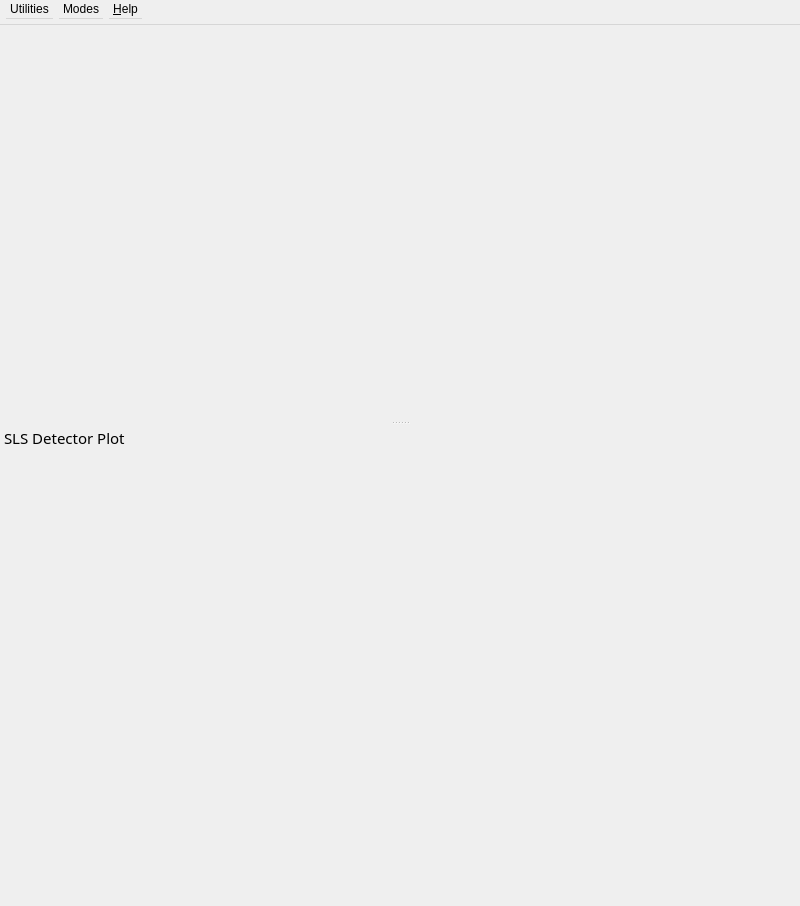
First picture: the form in slsDetectorGui/forms/form_detectormain.ui, repository slsdetectorgroup/slsDetectorPackage, before the edit.
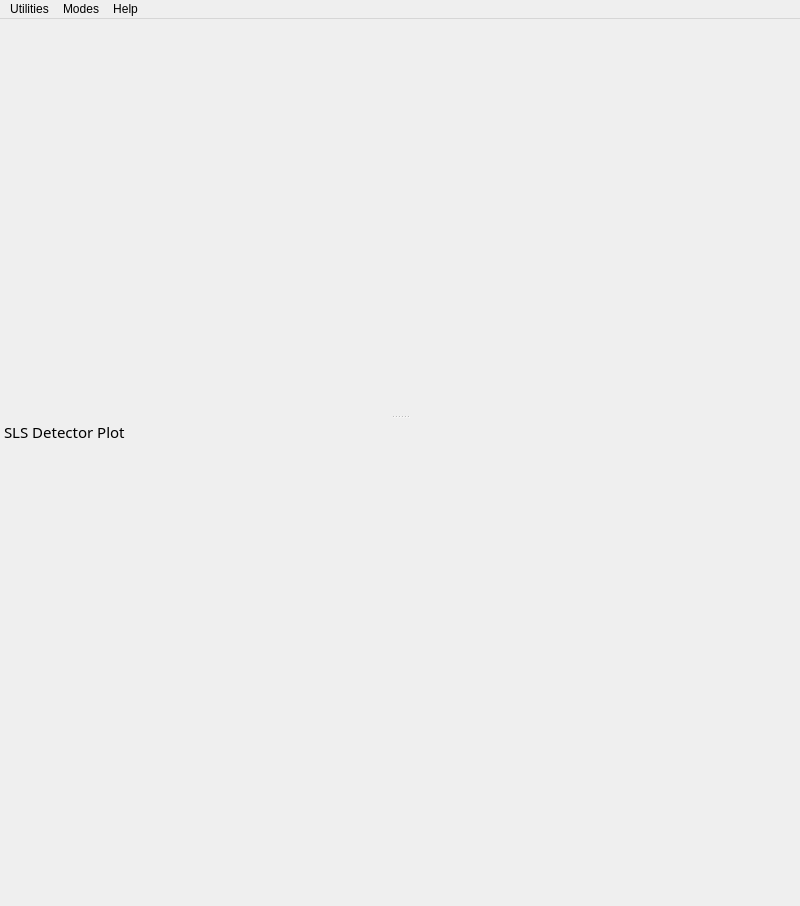
Second picture: the form after the edit. Icons and pictures are not drawn.

Patch:
```diff
--- a/slsDetectorGui/forms/form_detectormain.ui
+++ b/slsDetectorGui/forms/form_detectormain.ui
@@ -58,6 +58,15 @@
        </color>
       </brush>
      </colorrole>
+     <colorrole role="PlaceholderText">
+      <brush brushstyle="NoBrush">
+       <color alpha="128">
+        <red>0</red>
+        <green>0</green>
+        <blue>0</blue>
+       </color>
+      </brush>
+     </colorrole>
     </active>
     <inactive>
      <colorrole role="WindowText">
@@ -96,6 +105,15 @@
        </color>
       </brush>
      </colorrole>
+     <colorrole role="PlaceholderText">
+      <brush brushstyle="NoBrush">
+       <color alpha="128">
+        <red>0</red>
+        <green>0</green>
+        <blue>0</blue>
+       </color>
+      </brush>
+     </colorrole>
     </inactive>
     <disabled>
      <colorrole role="WindowText">
@@ -134,6 +152,15 @@
        </color>
       </brush>
      </colorrole>
+     <colorrole role="PlaceholderText">
+      <brush brushstyle="NoBrush">
+       <color alpha="128">
+        <red>0</red>
+        <green>0</green>
+        <blue>0</blue>
+       </color>
+      </brush>
+     </colorrole>
     </disabled>
    </palette>
   </property>
@@ -182,74 +209,6 @@
    </property>
    <layout class="QGridLayout" name="layoutTabs"/>
   </widget>
-  <widget class="QMenuBar" name="menubar">
-   <property name="geometry">
-    <rect>
-     <x>0</x>
-     <y>0</y>
-     <width>800</width>
-     <height>25</height>
-    </rect>
-   </property>
-   <property name="sizePolicy">
-    <sizepolicy hsizetype="MinimumExpanding" vsizetype="MinimumExpanding">
-     <horstretch>0</horstretch>
-     <verstretch>0</verstretch>
-    </sizepolicy>
-   </property>
-   <property name="minimumSize">
-    <size>
-     <width>0</width>
-     <height>25</height>
-    </size>
-   </property>
-   <property name="maximumSize">
-    <size>
-     <width>16777215</width>
-     <height>25</height>
-    </size>
-   </property>
-   <property name="font">
-    <font>
-     <pointsize>9</pointsize>
-    </font>
-   </property>
-   <property name="focusPolicy">
-    <enum>Qt::StrongFocus</enum>
-   </property>
-   <property name="defaultUp">
-    <bool>false</bool>
-   </property>
-   <property name="nativeMenuBar">
-    <bool>true</bool>
-   </property>
-   <widget class="QMenu" name="menuHelp">
-    <property name="title">
-     <string>&amp;Help</string>
-    </property>
-    <addaction name="actionAbout"/>
-   </widget>
-   <widget class="QMenu" name="menuUtilities">
-    <property name="title">
-     <string>Utilities</string>
-    </property>
-    <addaction name="actionLoadConfiguration"/>
-    <addaction name="actionLoadTrimbits"/>
-    <addaction name="actionSaveTrimbits"/>
-    <addaction name="actionLoadParameters"/>
-   </widget>
-   <widget class="QMenu" name="menuModes">
-    <property name="title">
-     <string>Modes</string>
-    </property>
-    <addaction name="actionDebug"/>
-    <addaction name="actionExpert"/>
-    <addaction name="actionDockable"/>
-   </widget>
-   <addaction name="menuUtilities"/>
-   <addaction name="menuModes"/>
-   <addaction name="menuHelp"/>
-  </widget>
   <widget class="QDockWidget" name="dockWidgetPlot">
    <property name="enabled">
     <bool>true</bool>
@@ -262,7 +221,7 @@
    </property>
    <property name="minimumSize">
     <size>
-     <width>36</width>
+     <width>50</width>
      <height>425</height>
     </size>
    </property>
@@ -369,6 +328,7 @@
     </property>
     <property name="font">
      <font>
+      <family>Sans Serif</family>
       <pointsize>9</pointsize>
       <weight>50</weight>
       <bold>false</bold>
@@ -376,6 +336,48 @@
     </property>
    </widget>
   </widget>
+  <widget class="QMenuBar" name="menuBar">
+   <property name="geometry">
+    <rect>
+     <x>0</x>
+     <y>0</y>
+     <width>800</width>
+     <height>25</height>
+    </rect>
+   </property>
+   <property name="minimumSize">
+    <size>
+     <width>50</width>
+     <height>0</height>
+    </size>
+   </property>
+   <widget class="QMenu" name="menuUtilities">
+    <property name="title">
+     <string>Utilities</string>
+    </property>
+    <addaction name="actionLoadConfiguration"/>
+    <addaction name="actionLoadTrimbits"/>
+    <addaction name="actionSaveTrimbits"/>
+    <addaction name="actionLoadParameters"/>
+   </widget>
+   <widget class="QMenu" name="menuModes">
+    <property name="title">
+     <string>Modes</string>
+    </property>
+    <addaction name="actionDebug"/>
+    <addaction name="actionExpert"/>
+    <addaction name="actionDockable"/>
+   </widget>
+   <widget class="QMenu" name="menuHelp">
+    <property name="title">
+     <string>Help</string>
+    </property>
+    <addaction name="actionAbout"/>
+   </widget>
+   <addaction name="menuUtilities"/>
+   <addaction name="menuModes"/>
+   <addaction name="menuHelp"/>
+  </widget>
   <action name="actionLoadConfiguration">
    <property name="text">
     <string>Load Configuration</string>
```
Left out of the diff: 29 changed lines with no effect on the pictures.
